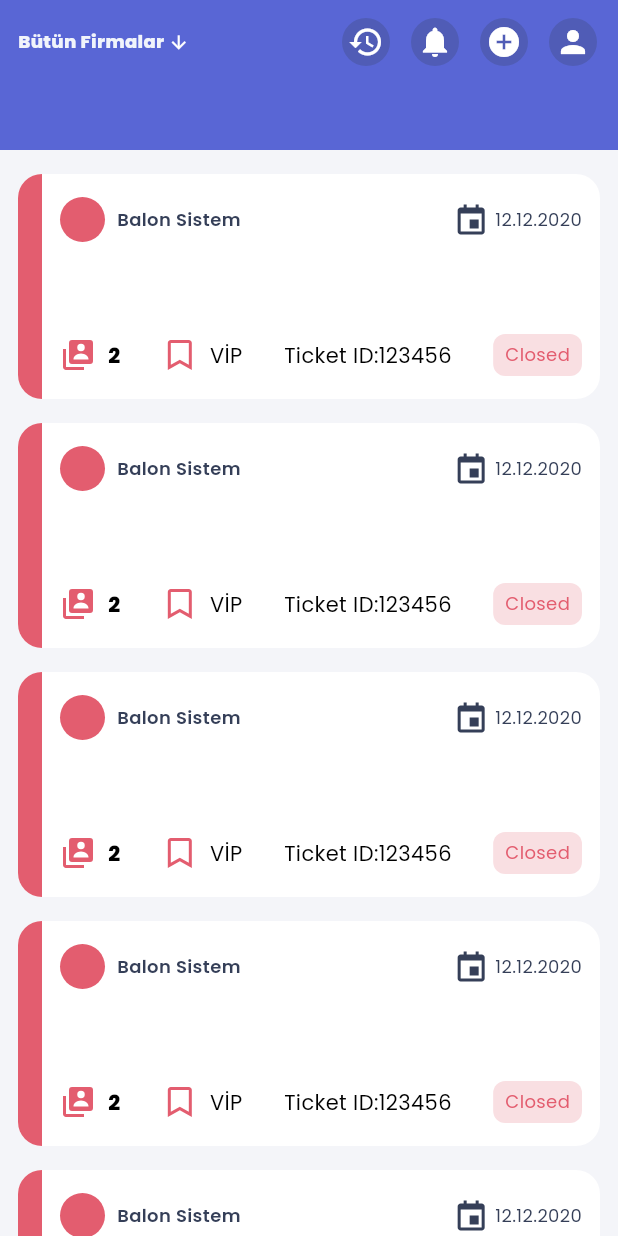
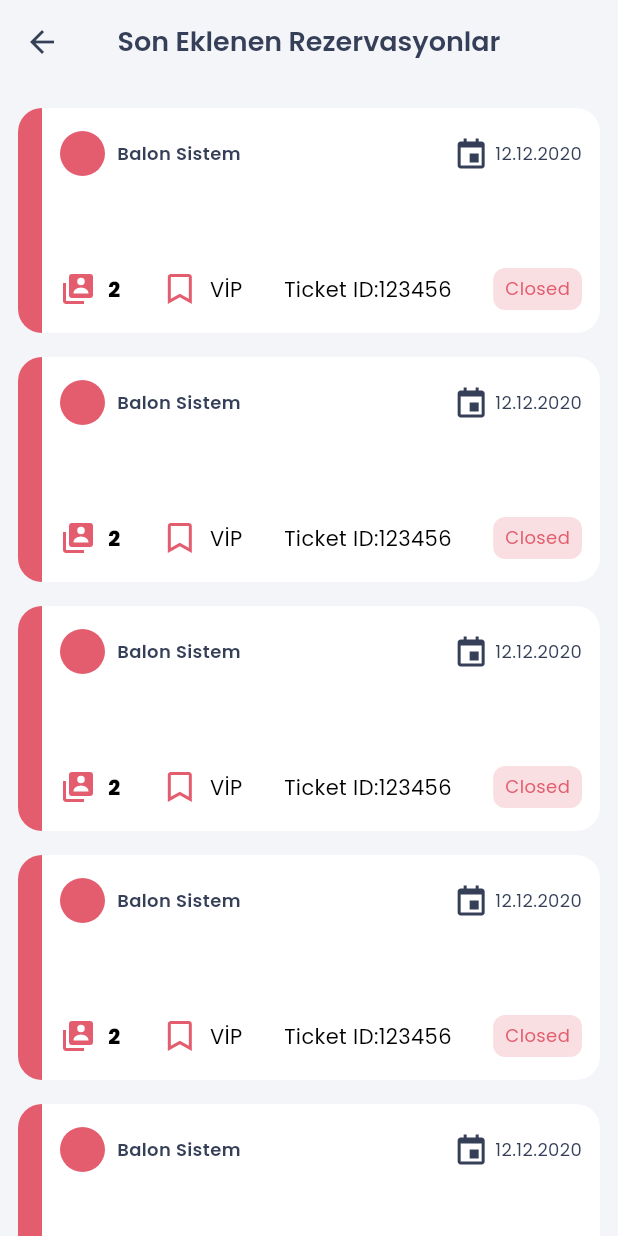
Before and after one commit to hasanoz07/balonsistem_v2, a Flutter app: the ReservationsScreen screen opened directly, after a tap on the "history" icon, on a phone screen of 412 x 824 dp. Run offline on Flutter 3.47's test engine with Material 3 defaults, Android fonts, the light colour scheme and no system bars; drawn by our look-alikes of flutter_bounceable; our stand-ins replace carousel_slider, connectivity_plus, fl_chart, flutter_boxicons, flutter_screenutil, flutter_svg and 3 more; accounts and stored records are empty.

Commit message:
last added reservations ui finish

```diff
--- /dev/null
+++ b/lib/modules/last_added_reservations/last_added_reservations_binding.dart
@@ -0,0 +1,11 @@
+import 'package:balonsistem/modules/last_added_reservations/last_added_reservations_controller.dart';
+import 'package:get/get.dart';
+
+class LastAddedReservationsBinding extends Bindings {
+  @override
+  void dependencies() {
+    Get.lazyPut<LastAddedReservationsController>(
+      () => LastAddedReservationsController(),
+    );
+  }
+}
--- /dev/null
+++ b/lib/modules/last_added_reservations/last_added_reservations_controller.dart
@@ -0,0 +1,6 @@
+import 'package:balonsistem/shared/constants/constants_instances.dart';
+import 'package:get/get.dart';
+
+class LastAddedReservationsController extends GetxController {
+  ConstantsInstances constants = ConstantsInstances.instance;
+}
--- /dev/null
+++ b/lib/modules/last_added_reservations/last_added_reservations_screen.dart
@@ -0,0 +1,36 @@
+import 'package:balonsistem/base/base_scaffold.dart';
+import 'package:balonsistem/modules/last_added_reservations/last_added_reservations_controller.dart';
+import 'package:balonsistem/shared/widgets/custom_reservation_card.dart';
+import 'package:balonsistem/shared/widgets/custom_text.dart';
+import 'package:flutter/material.dart';
+import 'package:flutter_screenutil/flutter_screenutil.dart';
+import 'package:get/get.dart';
+
+class LastAddedReservationsScreen
+    extends GetView<LastAddedReservationsController> {
+  const LastAddedReservationsScreen({super.key});
+
+  @override
+  Widget build(BuildContext context) {
+    return BaseScaffold(
+      appBar: AppBar(
+        title: TextSemiBold(
+          text: 'Son Eklenen Rezervasyonlar',
+          color: controller.constants.colors.black,
+          fontsize: 18.sp,
+        ),
+      ),
+      body: SingleChildScrollView(
+        child: Padding(
+          padding: controller.constants.paddings.horizontal12 +
+              controller.constants.paddings.bottom16,
+          child: Column(
+              children: List.generate(
+                  10,
+                  (index) => CustomReservationCard(
+                      color: controller.constants.colors.red))),
+        ),
+      ),
+    );
+  }
+}
--- /dev/null
+++ b/lib/modules/notifications/notifications_binding.dart
@@ -0,0 +1,9 @@
+import 'package:balonsistem/modules/notifications/notifications_controller.dart';
+import 'package:get/get.dart';
+
+class NotificationsBinding extends Bindings {
+  @override
+  void dependencies() {
+    Get.lazyPut<NotificationsController>(() => NotificationsController());
+  }
+}
--- /dev/null
+++ b/lib/modules/notifications/notifications_controller.dart
@@ -0,0 +1,3 @@
+import 'package:get/get.dart';
+
+class NotificationsController extends GetxController {}
--- /dev/null
+++ b/lib/modules/reservation_add_update/reservation_add_update_controller.dart
@@ -0,0 +1,3 @@
+import 'package:get/get.dart';
+
+class ReservationAddUpdateController extends GetxController {}
--- a/lib/routes/app_pages.dart
+++ b/lib/routes/app_pages.dart
@@ -1,9 +1,15 @@
 import 'package:balonsistem/modules/init/init_binding.dart';
 import 'package:balonsistem/modules/init/init_screen.dart';
+import 'package:balonsistem/modules/last_added_reservations/last_added_reservations_binding.dart';
+import 'package:balonsistem/modules/last_added_reservations/last_added_reservations_screen.dart';
 import 'package:balonsistem/modules/login/login_binding.dart';
 import 'package:balonsistem/modules/login/login_screen.dart';
 import 'package:balonsistem/modules/navbar/navbar_binding.dart';
 import 'package:balonsistem/modules/navbar/navbar_screen.dart';
+import 'package:balonsistem/modules/notifications/notifications_binding.dart';
+import 'package:balonsistem/modules/notifications/notifications_screen.dart';
+import 'package:balonsistem/modules/reservation_add_update/reservation_add_update_binding.dart';
+import 'package:balonsistem/modules/reservation_add_update/reservation_add_update_screen.dart';
 import 'package:get/get.dart';
 part 'app_routes.dart';
 
@@ -30,5 +36,20 @@ final class AppPages {
       page: () => const NavbarScreen(),
       binding: NavBarBinding(),
     ),
+    GetPage(
+      name: Routes.notifications,
+      page: () => const NotificationsScreen(),
+      binding: NotificationsBinding(),
+    ),
+    GetPage(
+      name: Routes.reservationAddUpdate,
+      page: () => const ReservationAddUpdateScreen(),
+      binding: ReservationAddUpdateBinding(),
+    ),
+    GetPage(
+      name: Routes.lastAddedReservations,
+      page: () => const LastAddedReservationsScreen(),
+      binding: LastAddedReservationsBinding(),
+    ),
   ];
 }
--- a/lib/routes/app_routes.dart
+++ b/lib/routes/app_routes.dart
@@ -4,4 +4,7 @@ abstract class Routes {
   static const init = "/";
   static const login = "/login";
   static const navBar = "/navBar";
+  static const notifications = "/notifications";
+  static const reservationAddUpdate = "/reservationAddUpdate";
+  static const lastAddedReservations = "/lastAddedReservations";
 }
--- a/lib/shared/constants/paddings.dart
+++ b/lib/shared/constants/paddings.dart
@@ -16,6 +16,7 @@ final class AppPaddings {
   EdgeInsets get top100 => 100.padTop;
   //Bottom Padding
   EdgeInsets get bottom8 => 8.padBottom;
+  EdgeInsets get bottom16 => 16.padBottom;
   //Left Padding
   EdgeInsets get left8 => 8.padLeft;
   EdgeInsets get left12 => 12.padLeft;
--- a/lib/shared/themes/default_theme.dart
+++ b/lib/shared/themes/default_theme.dart
@@ -14,12 +14,13 @@ class CustomTheme {
 
     //!App Bar Theme
     appBarTheme: AppBarTheme(
-      foregroundColor: AppColors.instance.black,
-      elevation: 8,
-      color: Colors.transparent,
-      // titleTextStyle: AppTextStyle.textSemibold
-      //     .copyWith(color: AppColors.textBlack100)
-    ),
+        backgroundColor: Colors.transparent,
+        elevation: 0,
+        foregroundColor: AppColors.instance.black,
+        centerTitle: true
+        // titleTextStyle: AppTextStyle.textSemibold
+        //     .copyWith(color: AppColors.textBlack100)
+        ),
 
     //! İnput Decoration Theme
     inputDecorationTheme: InputDecorationTheme(
--- a/lib/shared/widgets/custom_sliver_appbar.dart
+++ b/lib/shared/widgets/custom_sliver_appbar.dart
@@ -1,11 +1,14 @@
+import 'package:balonsistem/modules/navbar/navbar_controller.dart';
+import 'package:balonsistem/routes/app_pages.dart';
 import 'package:balonsistem/shared/constants/constants_instances.dart';
 import 'package:balonsistem/shared/widgets/custom_text.dart';
 import 'package:flutter/material.dart';
 import 'package:flutter_bounceable/flutter_bounceable.dart';
 import 'package:flutter_screenutil/flutter_screenutil.dart';
+import 'package:get/get.dart';
 
 class CustomSliverAppBar extends StatelessWidget {
-  const CustomSliverAppBar({
+  CustomSliverAppBar({
     super.key,
     required this.height,
     this.flexibleSpace,
@@ -13,6 +16,8 @@ class CustomSliverAppBar extends StatelessWidget {
 
   final double height;
   final ConstantsInstances _constants = ConstantsInstances.instance;
+  final navbarController = Get.find<NavBarController>();
+
   final Widget? flexibleSpace;
   @override
   Widget build(
@@ -41,10 +46,20 @@ class CustomSliverAppBar extends StatelessWidget {
           ),
         ),
         actions: [
-          _actionButton(() {}, Icons.history),
-          _actionButton(() {}, Icons.notifications),
-          _actionButton(() {}, Icons.add_circle_outlined),
-          _actionButton(() {}, Icons.person)
+          _actionButton(
+            () => Get.toNamed(Routes.lastAddedReservations),
+            Icons.history,
+          ),
+          _actionButton(
+            () => Get.toNamed(Routes.notifications),
+            Icons.notifications,
+          ),
+          _actionButton(() => Get.toNamed(Routes.reservationAddUpdate),
+              Icons.add_circle_outlined),
+          _actionButton(
+            () => navbarController.onTapNavBarItem(3),
+            Icons.person,
+          )
         ],
         flexibleSpace: flexibleSpace);
   }
```
Also changed, not shown: lib/modules/notifications/notifications_screen.dart (added, +18 -0 lines), lib/modules/reservation_add_update/reservation_add_update_binding.dart (added, +10 -0 lines), lib/modules/reservation_add_update/reservation_add_update_screen.dart (added, +19 -0 lines), lib/modules/last_added_reservations/index.dart (added), lib/modules/notifications/index.dart (added), lib/modules/reservation_add_update/index.dart (added).
